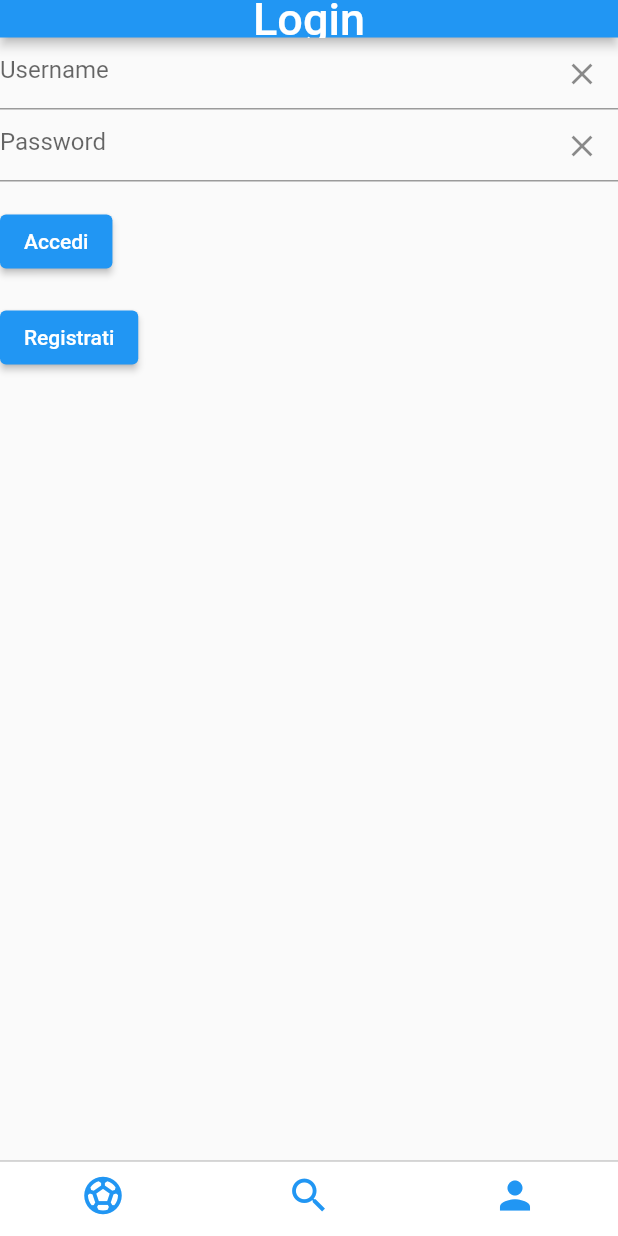
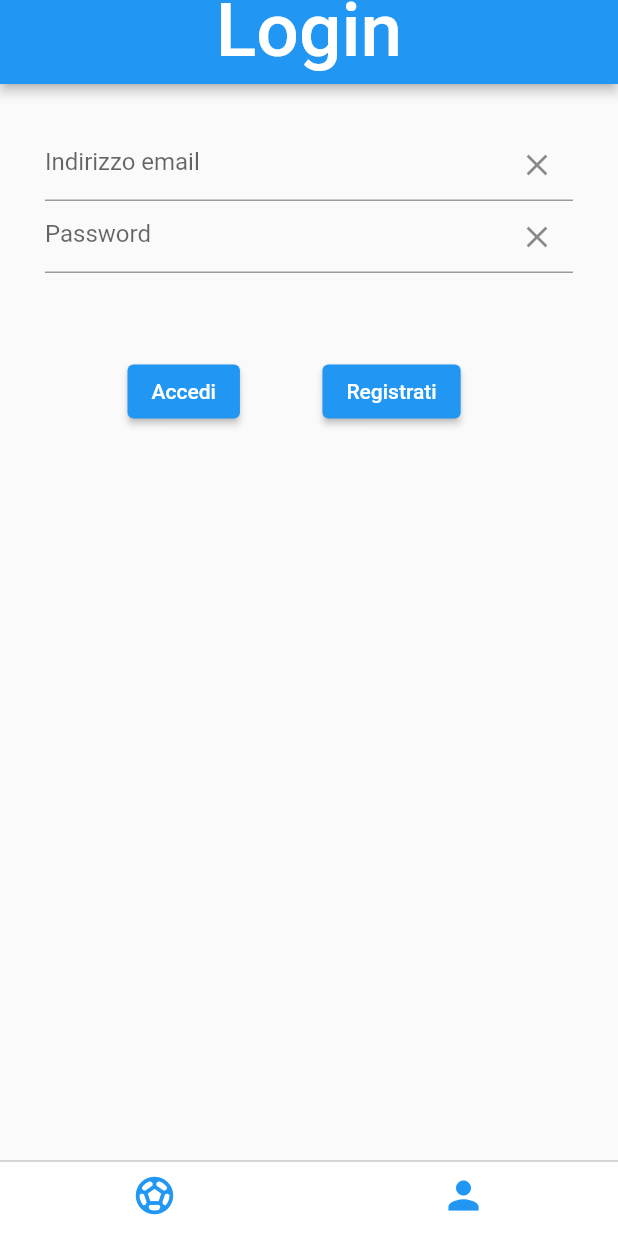
Before and after one commit to ClaudioDotani/sad-app-flutter, a Flutter app: the screen it shows after launch, item 2 of the bottom bar chosen, on a phone screen of 412 x 824 dp. Run offline on Flutter 3.47's test engine with Material 2 defaults, Android fonts, the phone set to English and light mode, and no system bars; network calls fail.

Commit message:
fix grafica

```diff
--- a/lib/LoginForm.dart
+++ b/lib/LoginForm.dart
@@ -18,19 +18,20 @@ class MyLogin extends StatelessWidget {
 
         return Scaffold(
           resizeToAvoidBottomInset: false,
-          appBar: PreferredSize(
-            preferredSize: Size.fromHeight(25.0),
-            child: AppBar(
+          appBar: AppBar(
               elevation: 3,
               centerTitle: true,
-              title: const Text(
+              title: Padding(padding: EdgeInsets.only(bottom: 15),
+              child: const Text(
                 'Login',
-                style: TextStyle(fontSize: 30, fontWeight: FontWeight.w500),
+                style: TextStyle(fontSize: 50, fontWeight: FontWeight.w500),
+              ),
               ),
             ),
 
+          body: Padding(padding: EdgeInsets.all(30),
+          child: MyLoginForm()
           ),
-          body: MyLoginForm(),
     );
   }
 }
@@ -69,7 +70,7 @@ class MyLoginFormState extends State<MyLoginForm> {
             controller: _textControllerUsername,
             validator: (value) {
               if (value == null || value.isEmpty) {
-                return 'Inserisci un nome utente';
+                return 'Inserisci un indirizzo email';
               }
               return null;
             },
@@ -80,7 +81,7 @@ class MyLoginFormState extends State<MyLoginForm> {
                     },
                     icon: Icon(Icons.clear)),
                 border: UnderlineInputBorder(),
-                hintText: 'Username'),
+                hintText: 'Indirizzo email'),
           ),
           //A questo punto per far funzionare le cose, dovrei fare un bottone per ogni campo, e chiamarmi un setstate in ogni bottone, ma così fa cagare.
           TextFormField(
@@ -103,8 +104,9 @@ class MyLoginFormState extends State<MyLoginForm> {
                 border: UnderlineInputBorder(), hintText: 'Password'
             ),
           ),
+          Row(children: [
             Padding(
-            padding: const EdgeInsets.symmetric(vertical: 16.0),
+              padding: const EdgeInsets.all(55),
               child: ElevatedButton(
                 onPressed: () {
                   setState(() {
@@ -135,6 +137,7 @@ class MyLoginFormState extends State<MyLoginForm> {
             const SizedBox(
               height: 20,
             ),
+          ],)
         ],
       ),
     );
--- a/lib/navBar.dart
+++ b/lib/navBar.dart
@@ -29,12 +29,6 @@ class _Nav_BarState extends State<Nav_Bar> {
             ),
             BottomNavigationBarItem(
               icon: Icon(
-                Icons.search,
-                color: Colors.blue,
-              ),
-            ),
-            BottomNavigationBarItem(
-              icon: Icon(
                 Icons.person,
                 color: Colors.blue,
               ),
@@ -55,7 +49,7 @@ class _Nav_BarState extends State<Nav_Bar> {
                   child: Page3(),
                 );
               });*/
-            case 2:
+            case 1:
               return CupertinoTabView(builder: (context) {
                 return const CupertinoPageScaffold(
                   child: Page4(),
```
Also changed, not shown: lib/Campi.dart (+8 -2 lines), lib/Centri_Sportivi.dart (+7 -1 lines), lib/Profilo.dart (+1 -7 lines), lib/Registrazione.dart (+10 -3 lines), lib/viewOrari.dart (+16 -7 lines). Lines whose indentation alone changed are shown as unchanged.
